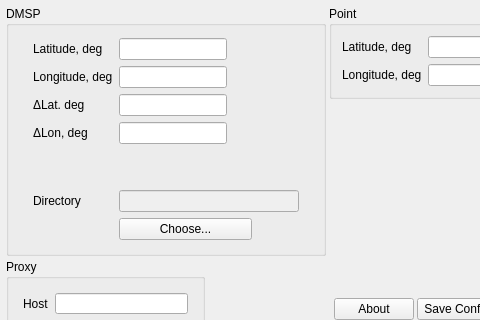
The window that ui/MainWnd.ui (Albom/DMSP_Pass) describes before a commit, drawn with Qt 5; both pictures show x 0 to 480 and y 0 to 320 of the 781 by 580 pixel window.
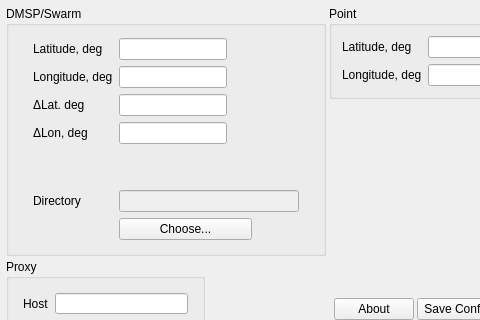
The same window after the commit.

Commit message: Swarm satellites data files (CDF) support

Diff of the .ui file:
```diff
--- a/ui/MainWnd.ui
+++ b/ui/MainWnd.ui
@@ -277,7 +277,7 @@
          </size>
         </property>
         <property name="title">
-         <string>DMSP</string>
+         <string>DMSP/Swarm</string>
         </property>
         <property name="alignment">
          <set>Qt::AlignLeading|Qt::AlignLeft|Qt::AlignTop</set>
```
The commit also changes 4 other files.
